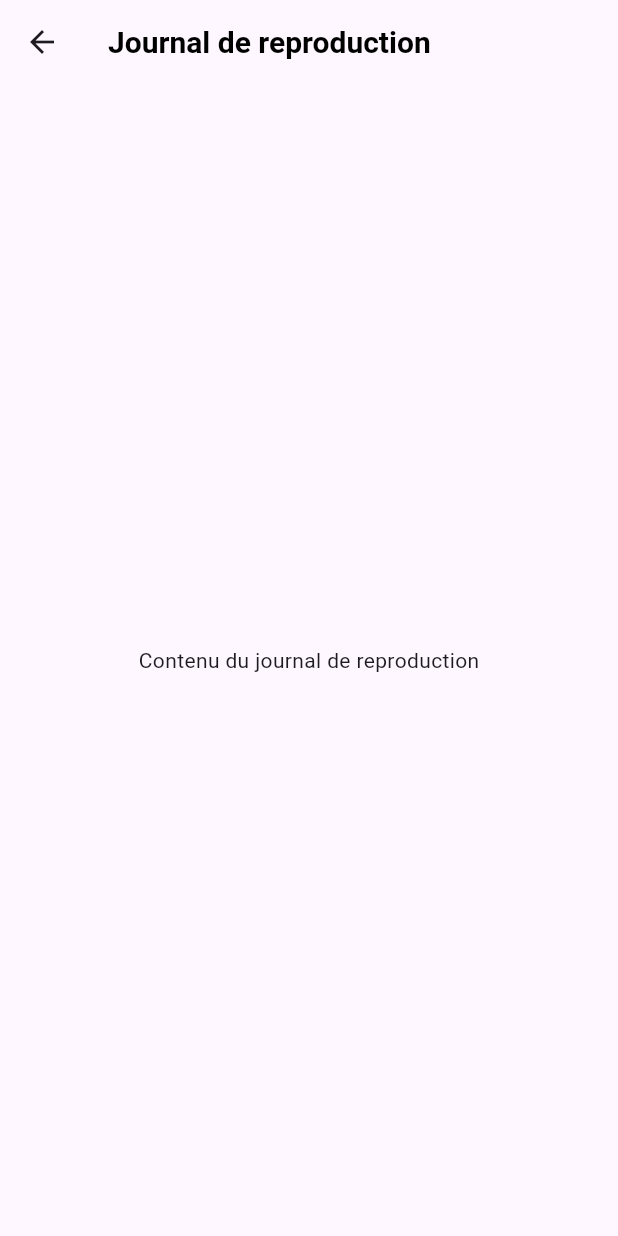
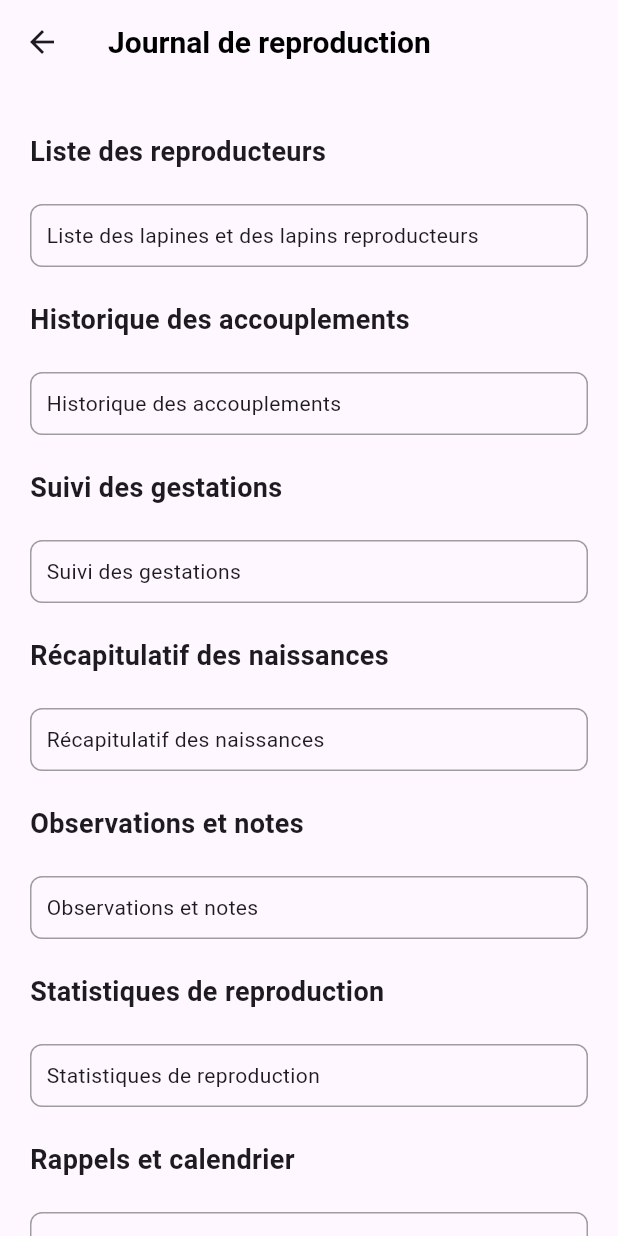
Before and after one commit to fatimaaaaah/Gestion_Des_Activit-s_Cunicoles, a Flutter app: the BreedingJournalPage screen opened by its route, on a phone screen of 412 x 824 dp. Run offline on Flutter 3.47's test engine with Material 3 defaults, Android fonts, the phone set to English and light mode, and no system bars; our stand-ins replace carousel_slider, dots_indicator, flutter_screenutil, font_awesome_flutter.

Commit message:
Reproduction terminé

```diff
--- a/lib/screens/journals/breedingJournalPage.dart
+++ b/lib/screens/journals/breedingJournalPage.dart
@@ -5,18 +5,171 @@ class BreedingJournalPage extends StatelessWidget {
   Widget build(BuildContext context) {
     return Scaffold(
       appBar: AppBar(
-        title: const Text('Journal de reproduction',
-        style: TextStyle(
-          color: Colors.black,
-          fontSize: 20.0,
-          fontWeight: FontWeight.bold,
+        title: const Text(
+          'Journal de reproduction',
+          style: TextStyle(
+            color: Colors.black,
+            fontSize: 20.0,
+            fontWeight: FontWeight.bold,
           ),
-
         ),
       ),
-      body: const Center(
-        child: Text('Contenu du journal de reproduction'),
+      body: SingleChildScrollView(
+        padding: const EdgeInsets.all(20.0),
+        child: Column(
+          crossAxisAlignment: CrossAxisAlignment.stretch,
+          children: <Widget>[
+            // Section: Liste des reproducteurs
+            _buildSectionTitle('Liste des reproducteurs'),
+            _buildBreedingList(),
+
+            // Section: Historique des accouplements
+            _buildSectionTitle('Historique des accouplements'),
+            _buildMatingHistory(),
+
+            // Section: Suivi des gestations
+            _buildSectionTitle('Suivi des gestations'),
+            _buildGestationTracking(),
+
+            // Section: Récapitulatif des naissances
+            _buildSectionTitle('Récapitulatif des naissances'),
+            _buildBirthSummary(),
+
+            // Section: Observations et notes
+            _buildSectionTitle('Observations et notes'),
+            _buildNotes(),
+
+            // Section: Statistiques de reproduction
+            _buildSectionTitle('Statistiques de reproduction'),
+            _buildReproductionStatistics(),
+
+            // Section: Rappels et calendrier
+            _buildSectionTitle('Rappels et calendrier'),
+            _buildRemindersCalendar(),
+
+            // Section: Conseils et bonnes pratiques
+            _buildSectionTitle('Conseils et bonnes pratiques'),
+            _buildTips(),
+          ],
+        ),
       ),
     );
   }
+
+  Widget _buildSectionTitle(String title) {
+    return Padding(
+      padding: const EdgeInsets.symmetric(vertical: 12.0),
+      child: Text(
+        title,
+        style: TextStyle(
+          fontSize: 18.0,
+          fontWeight: FontWeight.bold,
+        ),
+      ),
+    );
+  }
+
+  Widget _buildBreedingList() {
+    // Placeholder for breeding list widget
+    return Container(
+      margin: const EdgeInsets.symmetric(vertical: 10.0),
+      padding: const EdgeInsets.all(10.0),
+      decoration: BoxDecoration(
+        border: Border.all(color: Colors.grey),
+        borderRadius: BorderRadius.circular(8.0),
+      ),
+      child: Text('Liste des lapines et des lapins reproducteurs'),
+    );
+  }
+
+  Widget _buildMatingHistory() {
+    // Placeholder for mating history widget
+    return Container(
+      margin: const EdgeInsets.symmetric(vertical: 10.0),
+      padding: const EdgeInsets.all(10.0),
+      decoration: BoxDecoration(
+        border: Border.all(color: Colors.grey),
+        borderRadius: BorderRadius.circular(8.0),
+      ),
+      child: Text('Historique des accouplements'),
+    );
+  }
+
+  Widget _buildGestationTracking() {
+    // Placeholder for gestation tracking widget
+    return Container(
+      margin: const EdgeInsets.symmetric(vertical: 10.0),
+      padding: const EdgeInsets.all(10.0),
+      decoration: BoxDecoration(
+        border: Border.all(color: Colors.grey),
+        borderRadius: BorderRadius.circular(8.0),
+      ),
+      child: Text('Suivi des gestations'),
+    );
+  }
+
+  Widget _buildBirthSummary() {
+    // Placeholder for birth summary widget
+    return Container(
+      margin: const EdgeInsets.symmetric(vertical: 10.0),
+      padding: const EdgeInsets.all(10.0),
+      decoration: BoxDecoration(
+        border: Border.all(color: Colors.grey),
+        borderRadius: BorderRadius.circular(8.0),
+      ),
+      child: Text('Récapitulatif des naissances'),
+    );
+  }
+
+  Widget _buildNotes() {
+    // Placeholder for notes widget
+    return Container(
+      margin: const EdgeInsets.symmetric(vertical: 10.0),
+      padding: const EdgeInsets.all(10.0),
+      decoration: BoxDecoration(
+        border: Border.all(color: Colors.grey),
+        borderRadius: BorderRadius.circular(8.0),
+      ),
+      child: Text('Observations et notes'),
+    );
+  }
+
+  Widget _buildReproductionStatistics() {
+    // Placeholder for reproduction statistics widget
+    return Container(
+      margin: const EdgeInsets.symmetric(vertical: 10.0),
+      padding: const EdgeInsets.all(10.0),
+      decoration: BoxDecoration(
+        border: Border.all(color: Colors.grey),
+        borderRadius: BorderRadius.circular(8.0),
+      ),
+      child: Text('Statistiques de reproduction'),
+    );
+  }
+
+  Widget _buildRemindersCalendar() {
+    // Placeholder for reminders calendar widget
+    return Container(
+      margin: const EdgeInsets.symmetric(vertical: 10.0),
+      padding: const EdgeInsets.all(10.0),
+      decoration: BoxDecoration(
+        border: Border.all(color: Colors.grey),
+        borderRadius: BorderRadius.circular(8.0),
+      ),
+      child: Text('Rappels et calendrier'),
+    );
+  }
+
+  Widget _buildTips() {
+    // Placeholder for tips widget
+    return Container(
+      margin: const EdgeInsets.symmetric(vertical: 10.0),
+      padding: const EdgeInsets.all(10.0),
+      decoration: BoxDecoration(
+        border: Border.all(color: Colors.grey),
+        borderRadius: BorderRadius.circular(8.0),
+      ),
+      child: Text('Conseils et bonnes pratiques'),
+    );
+  }
 }
```
